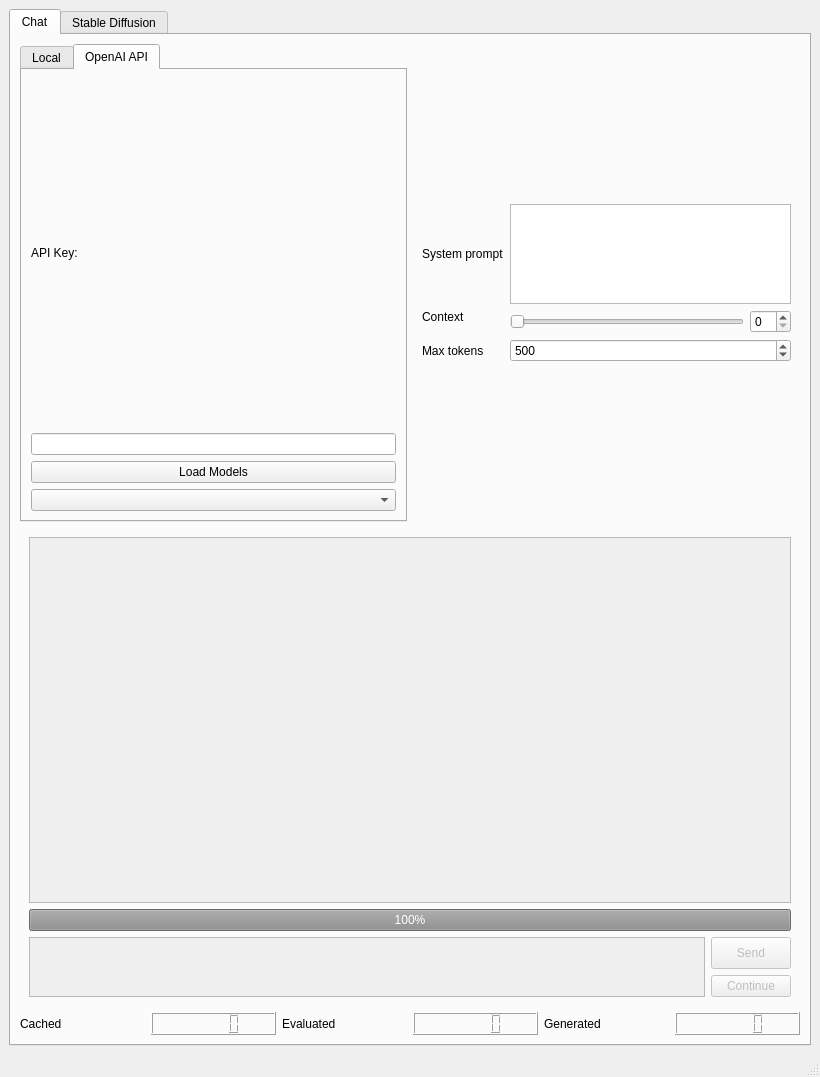
Iemand005/Singularity, file AIOneQTWidgets/mainwindow.ui: the form before one commit.
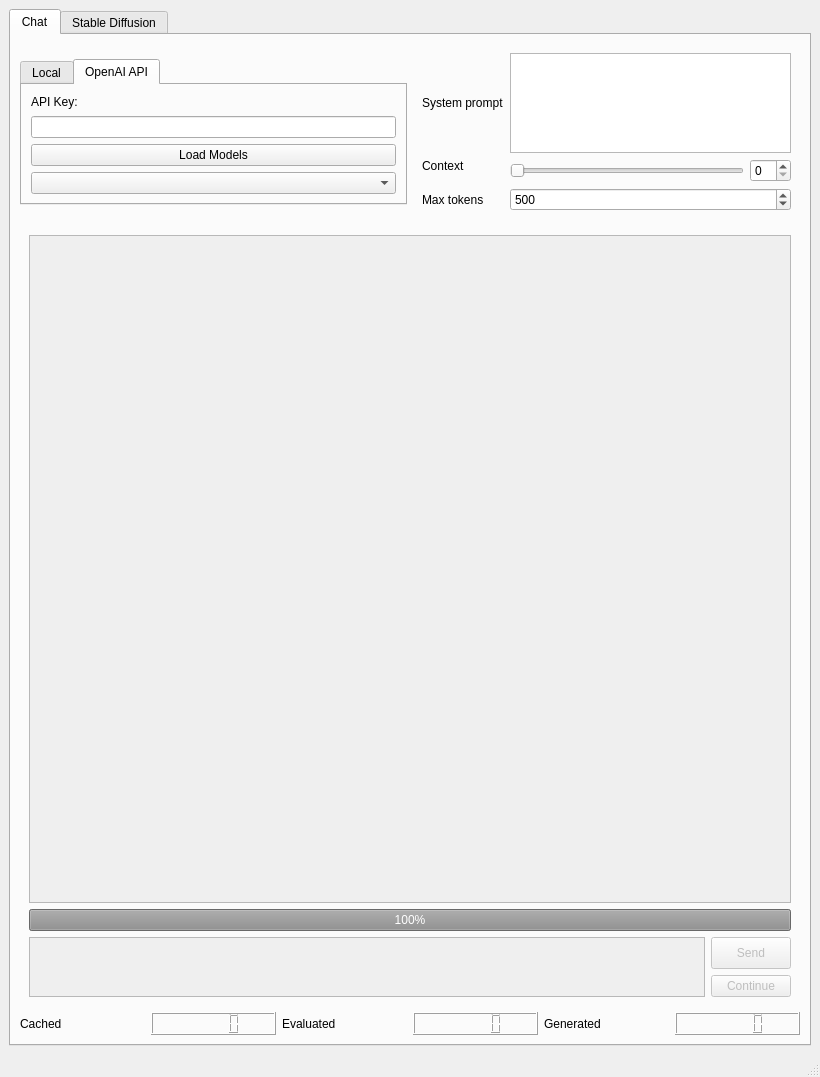
The form after the commit. The open tabs and pages were chosen to show the change. Custom widgets are drawn as their Qt base class.

Commit message: ui collapse maximum

The edit to the form file:
```diff
--- a/AIOneQTWidgets/mainwindow.ui
+++ b/AIOneQTWidgets/mainwindow.ui
@@ -45,7 +45,7 @@
           <item>
            <widget class="QTabWidget" name="tabWidget_2">
             <property name="sizePolicy">
-             <sizepolicy hsizetype="Expanding" vsizetype="Expanding">
+             <sizepolicy hsizetype="Expanding" vsizetype="Maximum">
               <horstretch>0</horstretch>
               <verstretch>0</verstretch>
              </sizepolicy>
```
Left out of the diff: 2 changed lines with no effect on the pictures.
